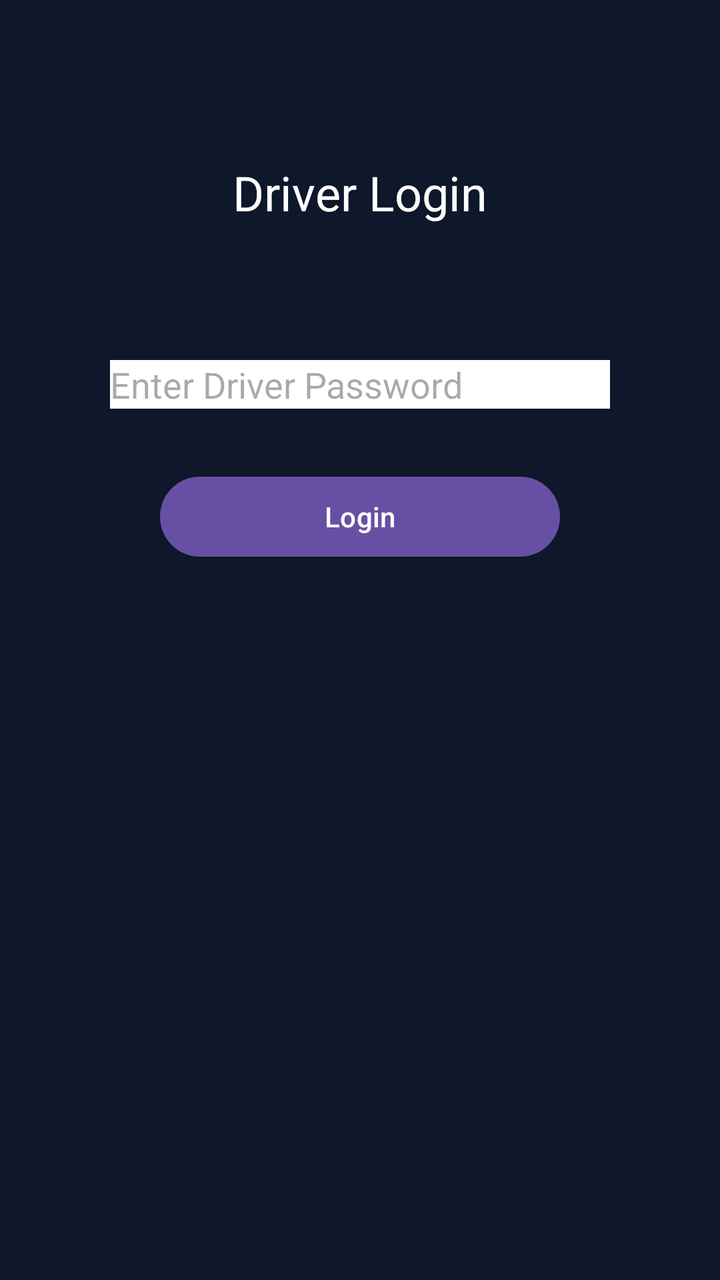
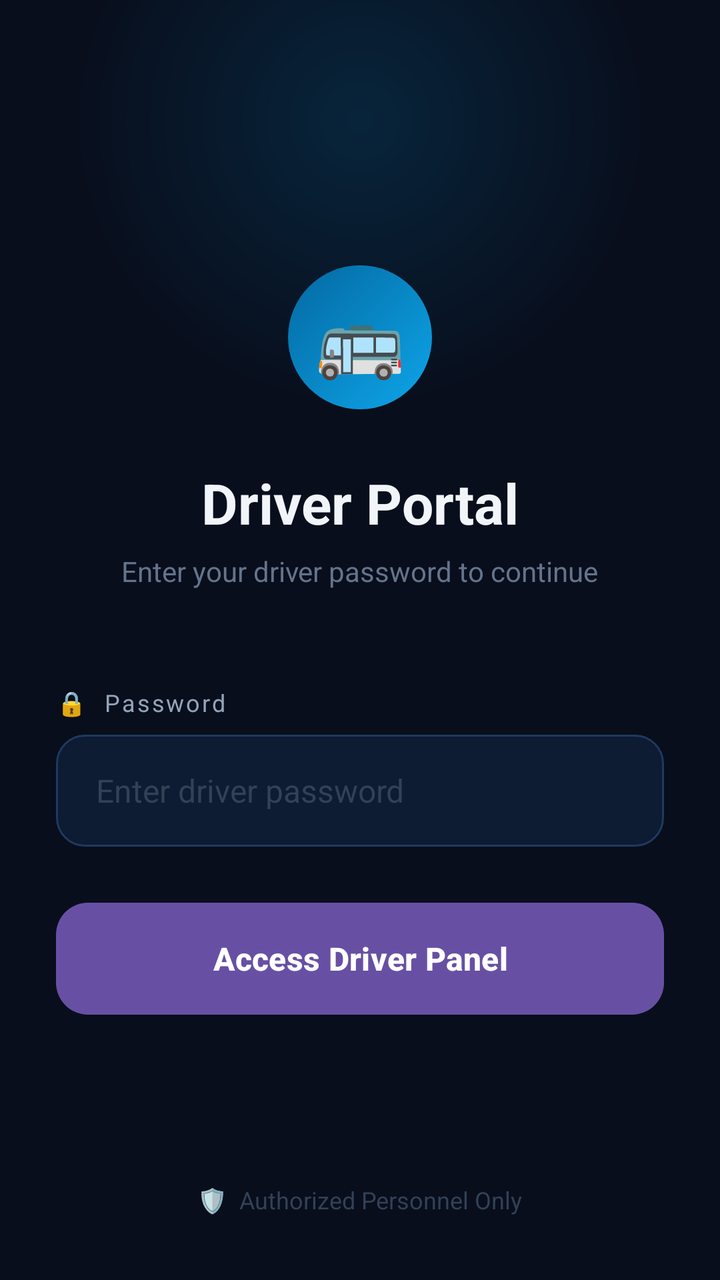

Screens rendered from an Android XML layout before and after an edit, with the pre-edit source and the edit as a unified diff.
<!-- AndroidManifest.xml: application theme Theme.AppCompat.Light.NoActionBar -->
<!-- res/layout/activity_driver_login.xml -->
<RelativeLayout xmlns:android="http://schemas.android.com/apk/res/android"
    android:background="#0F172A"
    android:layout_width="match_parent"
    android:layout_height="match_parent">

    
    <TextView
        android:text="Driver Login"
        android:textSize="24sp"
        android:textColor="#FFFFFF"
        android:layout_centerHorizontal="true"
        android:layout_marginTop="80dp"
        android:layout_width="wrap_content"
        android:layout_height="wrap_content"/>

    
    <EditText
        android:id="@+id/password"
        android:hint="Enter Driver Password"
        android:inputType="textPassword"
        android:layout_width="250dp"
        android:layout_height="wrap_content"
        android:layout_centerHorizontal="true"
        android:layout_marginTop="180dp"
        android:background="#FFFFFF"/>

    
    <Button
        android:id="@+id/loginBtn"
        android:text="Login"
        android:layout_width="200dp"
        android:layout_height="wrap_content"
        android:layout_centerHorizontal="true"
        android:layout_below="@id/password"
        android:layout_marginTop="30dp"/>

</RelativeLayout>
<!-- resources referenced by this layout -->
<resources>
  <style name="Theme.AppCompat.Light.NoActionBar" parent="Base.Theme.AppCompat.Light.NoActionBar" />
  <style name="Base.Theme.AppCompat.Light.NoActionBar" parent="Theme.Material3.DayNight.NoActionBar">
          
          
      </style>
</resources>

<!-- the commit's change to res/layout/activity_driver_login.xml (unified diff, before → after) -->
@@ -1,37 +1,123 @@
+<?xml version="1.0" encoding="utf-8"?>
 <RelativeLayout xmlns:android="http://schemas.android.com/apk/res/android"
-    android:background="#0F172A"
     android:layout_width="match_parent"
-    android:layout_height="match_parent">
+    android:layout_height="match_parent"
+    android:background="#080E1C">
+
+    
+    <View
+        android:layout_width="280dp"
+        android:layout_height="280dp"
+        android:layout_centerHorizontal="true"
+        android:layout_marginTop="-80dp"
+        android:background="@drawable/glow_circle"
+        android:alpha="0.15"/>
+
+    
+    <LinearLayout
+        android:layout_width="match_parent"
+        android:layout_height="wrap_content"
+        android:orientation="vertical"
+        android:paddingStart="28dp"
+        android:paddingEnd="28dp"
+        android:layout_centerVertical="true"
+        android:layout_marginBottom="60dp">
+
+        
+        <TextView
+            android:layout_width="72dp"
+            android:layout_height="72dp"
+            android:text="🚌"
+            android:textSize="36sp"
+            android:gravity="center"
+            android:background="@drawable/circle_blue"
+            android:layout_gravity="center"
+            android:layout_marginBottom="28dp"/>
+
+        <TextView
+            android:layout_width="wrap_content"
+            android:layout_height="wrap_content"
+            android:text="Driver Portal"
+            android:textColor="#F1F5F9"
+            android:textSize="28sp"
+            android:textStyle="bold"
+            android:layout_gravity="center"
+            android:layout_marginBottom="6dp"/>
+
+        <TextView
+            android:layout_width="wrap_content"
+            android:layout_height="wrap_content"
+            android:text="Enter your driver password to continue"
+            android:textColor="#64748B"
+            android:textSize="14sp"
+            android:gravity="center"
+            android:layout_gravity="center"
+            android:layout_marginBottom="48dp"/>
+
+        
+        <LinearLayout
+            android:layout_width="match_parent"
+            android:layout_height="wrap_content"
+            android:orientation="horizontal"
+            android:gravity="center_vertical"
+            android:layout_marginBottom="8dp">
+
+            <TextView
+                android:layout_width="wrap_content"
+                android:layout_height="wrap_content"
+                android:text="🔒  Password"
+                android:textColor="#94A3B8"
+                android:textSize="12sp"
+                android:letterSpacing="0.08"/>
+
+        </LinearLayout>
+
+        <EditText
+            android:id="@+id/password"
+            android:layout_width="match_parent"
+            android:layout_height="56dp"
+            android:hint="Enter driver password"
+            android:textColorHint="#334155"
+            android:textColor="#F1F5F9"
+            android:textSize="16sp"
+            android:background="@drawable/input_bg"
+            android:paddingStart="20dp"
+            android:paddingEnd="20dp"
+            android:inputType="textPassword"
+            android:layout_marginBottom="28dp"/>
+
+        
+        <ProgressBar
+            android:id="@+id/progressBar"
+            android:layout_width="wrap_content"
+            android:layout_height="wrap_content"
+            android:visibility="gone"
+            android:layout_gravity="center"
+            android:layout_marginBottom="16dp"/>
+
+        <Button
+            android:id="@+id/loginBtn"
+            android:layout_width="match_parent"
+            android:layout_height="56dp"
+            android:text="Access Driver Panel"
+            android:textColor="#FFFFFF"
+            android:textSize="16sp"
+            android:textStyle="bold"
+            android:background="@drawable/btn_primary"
+            android:stateListAnimator="@null"
+            android:elevation="0dp"/>
+
+    </LinearLayout>
 
     
     <TextView
-        android:text="Driver Login"
-        android:textSize="24sp"
-        android:textColor="#FFFFFF"
+        android:layout_width="wrap_content"
+        android:layout_height="wrap_content"
+        android:text="🛡️  Authorized Personnel Only"
+        android:textColor="#334155"
+        android:textSize="12sp"
+        android:layout_alignParentBottom="true"
         android:layout_centerHorizontal="true"
-        android:layout_marginTop="80dp"
-        android:layout_width="wrap_content"
-        android:layout_height="wrap_content"/>
-
-    
-    <EditText
-        android:id="@+id/password"
-        android:hint="Enter Driver Password"
-        android:inputType="textPassword"
-        android:layout_width="250dp"
-        android:layout_height="wrap_content"
-        android:layout_centerHorizontal="true"
-        android:layout_marginTop="180dp"
-        android:background="#FFFFFF"/>
-
-    
-    <Button
-        android:id="@+id/loginBtn"
-        android:text="Login"
-        android:layout_width="200dp"
-        android:layout_height="wrap_content"
-        android:layout_centerHorizontal="true"
-        android:layout_below="@id/password"
-        android:layout_marginTop="30dp"/>
+        android:layout_marginBottom="32dp"/>
 
 </RelativeLayout>
<!-- resource entries referenced after the edit -->
@@ -1,5 +1,43 @@
 <!-- resources referenced by this layout -->
 <resources>
+  <!-- drawable btn_primary (drawable) -->
+  <?xml version="1.0" encoding="utf-8"?>
+  <shape xmlns:android="http://schemas.android.com/apk/res/android"
+      android:shape="rectangle">
+      <gradient
+          android:startColor="#0EA5E9"
+          android:endColor="#0284C7"
+          android:angle="135"
+          android:type="linear"/>
+      <corners android:radius="16dp"/>
+  </shape>
+  <!-- drawable circle_blue (drawable) -->
+  <?xml version="1.0" encoding="utf-8"?>
+  <shape xmlns:android="http://schemas.android.com/apk/res/android"
+      android:shape="oval">
+      <gradient
+          android:startColor="#0EA5E9"
+          android:endColor="#0369A1"
+          android:angle="135"/>
+  </shape>
+  <!-- drawable glow_circle (drawable) -->
+  <?xml version="1.0" encoding="utf-8"?>
+  <shape xmlns:android="http://schemas.android.com/apk/res/android"
+      android:shape="oval">
+      <gradient
+          android:startColor="#0EA5E9"
+          android:endColor="#00000000"
+          android:gradientRadius="150dp"
+          android:type="radial"/>
+  </shape>
+  <!-- drawable input_bg (drawable) -->
+  <?xml version="1.0" encoding="utf-8"?>
+  <shape xmlns:android="http://schemas.android.com/apk/res/android"
+      android:shape="rectangle">
+      <solid android:color="#0D1B33"/>
+      <corners android:radius="14dp"/>
+      <stroke android:width="1dp" android:color="#1E3A5F"/>
+  </shape>
   <style name="Theme.AppCompat.Light.NoActionBar" parent="Base.Theme.AppCompat.Light.NoActionBar" />
   <style name="Base.Theme.AppCompat.Light.NoActionBar" parent="Theme.Material3.DayNight.NoActionBar">
           
